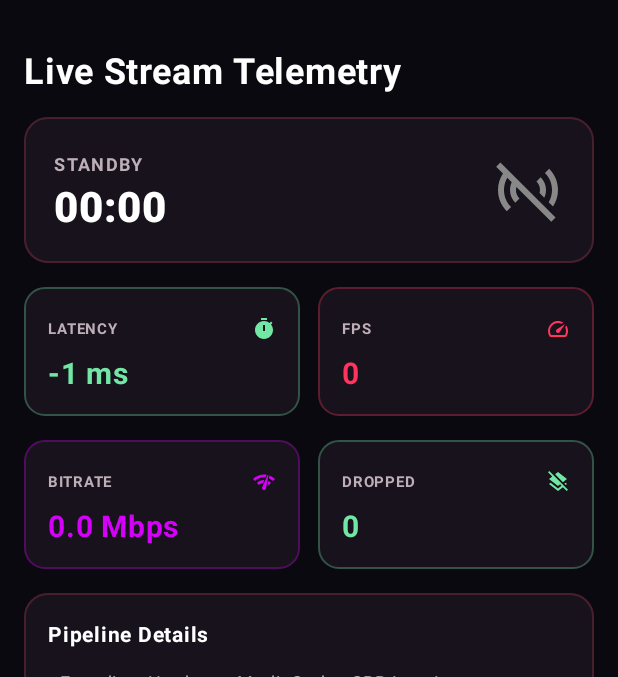
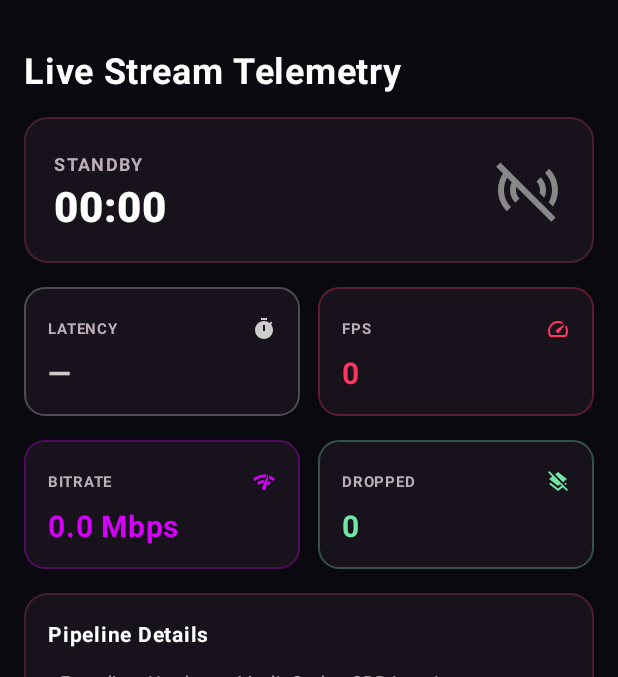
Before and after one commit to Praduman0151/CastPro, an Android app built with Jetpack Compose: the screen it shows after launch (MainActivity), item 4 of the bottom bar chosen, on a phone screen of 412 x 824 dp, the part 69-746 px from its top. Run offline under Robolectric (Android 15) with nearby library versions, the phone set to English and light mode, and no system bars; pictures from the network do not load; 1 statement that could not run was skipped.

Commit message:
fix: show unknown latency safely in phone telemetry

```diff
--- a/app-phone/src/main/java/com/castpro/phone/ui/screens/PhoneSessionStatsScreen.kt
+++ b/app-phone/src/main/java/com/castpro/phone/ui/screens/PhoneSessionStatsScreen.kt
@@ -81,9 +81,13 @@ fun PhoneSessionStatsScreen(
         Row(horizontalArrangement = Arrangement.spacedBy(12.dp), modifier = Modifier.fillMaxWidth()) {
             TelemetryMetricCard(
                 title = "LATENCY",
-                value = "${stats.currentLatencyMs.toInt()} ms",
+                value = if (stats.currentLatencyMs >= 0f && stats.currentLatencyMs.isFinite()) "${stats.currentLatencyMs.toInt()} ms" else "—",
                 icon = Icons.Default.Timer,
-                color = if (stats.currentLatencyMs < 35f) GamerNeonGreen else Color(0xFFFFB300),
+                color = when {
+                    stats.currentLatencyMs < 0f || !stats.currentLatencyMs.isFinite() -> Color.LightGray
+                    stats.currentLatencyMs < 35f -> GamerNeonGreen
+                    else -> Color(0xFFFFB300)
+                },
                 modifier = Modifier.weight(1f)
             )
             TelemetryMetricCard(
```
